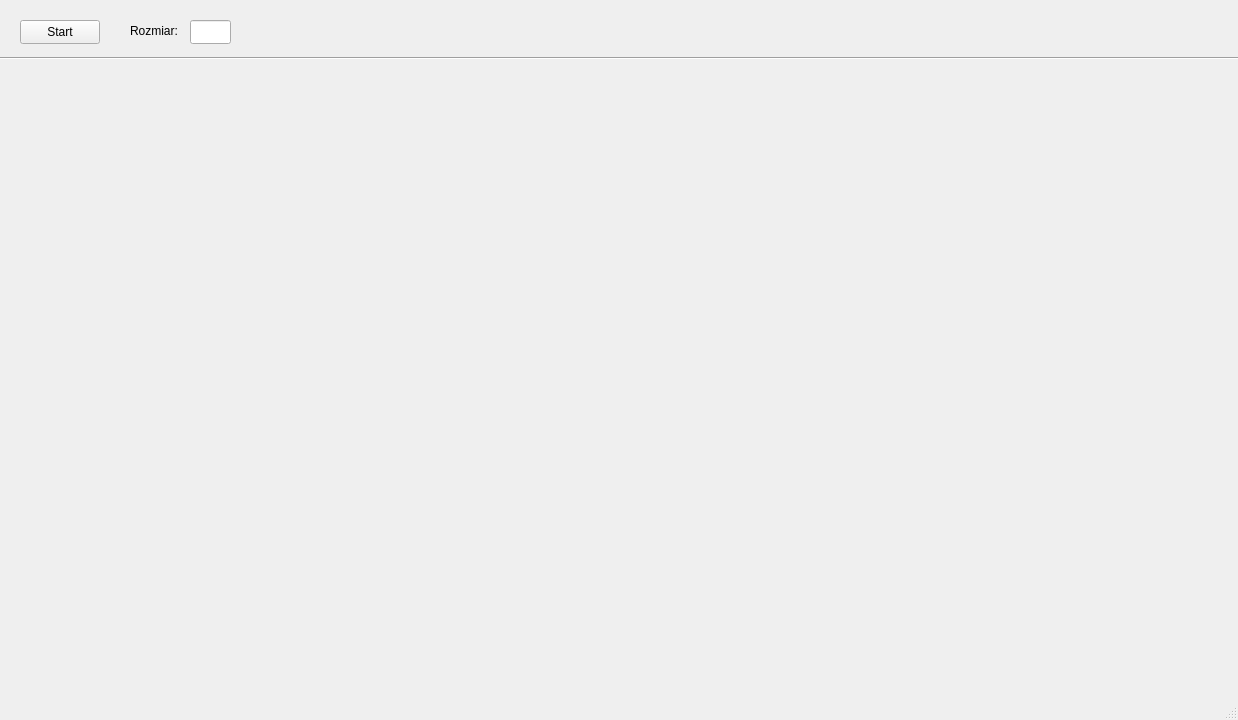
Above: PW_ZCPP/mainwindow.ui from Hooterr/ZCPP-PW before the change. Below: the same form after it.
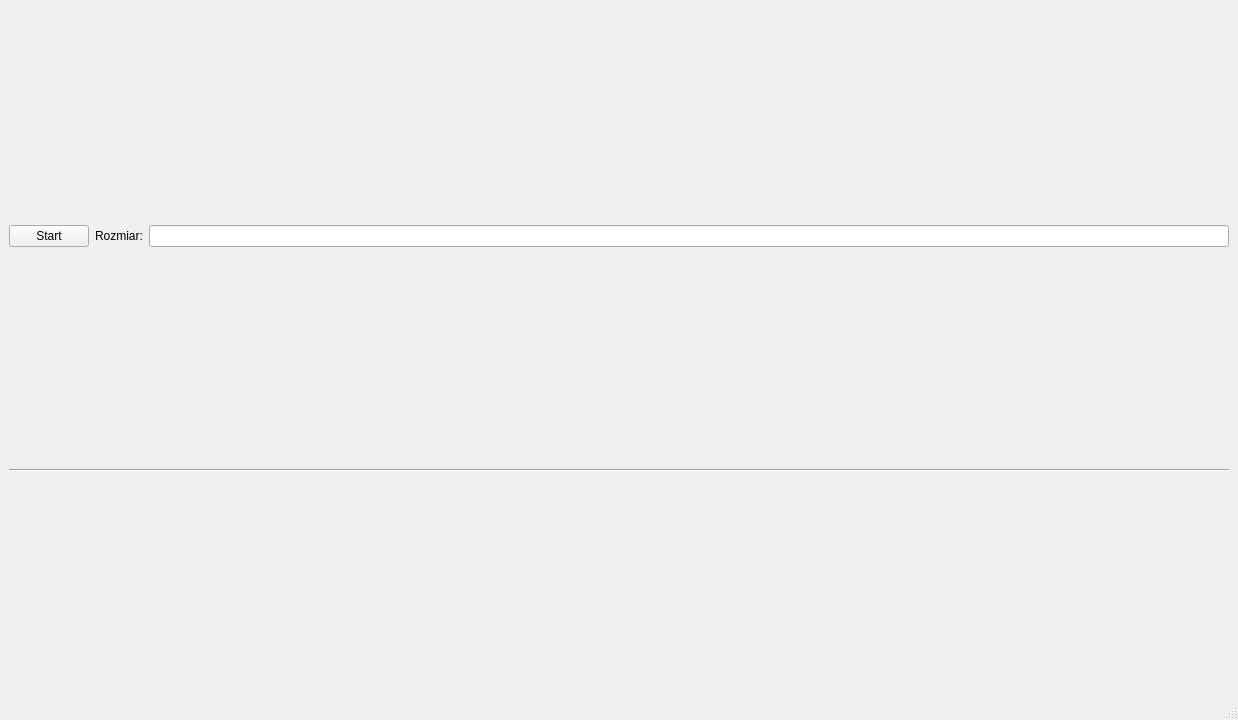
That is the form after the change.

Commit message: Fix sizing issue

What changed in the file:
```diff
--- a/PW_ZCPP/mainwindow.ui
+++ b/PW_ZCPP/mainwindow.ui
@@ -14,66 +14,39 @@
    <string>MainWindow</string>
   </property>
   <widget class="QWidget" name="centralwidget">
+   <layout class="QGridLayout" name="gridLayout">
+    <item row="0" column="0">
    <widget class="QPushButton" name="startButton">
-    <property name="geometry">
-     <rect>
-      <x>20</x>
-      <y>20</y>
-      <width>80</width>
-      <height>24</height>
-     </rect>
-    </property>
     <property name="text">
      <string>Start</string>
     </property>
    </widget>
-   <widget class="QLineEdit" name="sizerEdit">
-    <property name="geometry">
-     <rect>
-      <x>190</x>
-      <y>20</y>
-      <width>41</width>
-      <height>24</height>
-     </rect>
-    </property>
-   </widget>
+    </item>
+    <item row="0" column="1">
    <widget class="QLabel" name="label">
-    <property name="geometry">
-     <rect>
-      <x>130</x>
-      <y>20</y>
-      <width>49</width>
-      <height>21</height>
-     </rect>
-    </property>
     <property name="text">
      <string>Rozmiar:</string>
     </property>
    </widget>
+    </item>
+    <item row="0" column="2">
+     <widget class="QLineEdit" name="sizerEdit">
+      <property name="contextMenuPolicy">
+       <enum>Qt::PreventContextMenu</enum>
+      </property>
+     </widget>
+    </item>
+    <item row="1" column="0" colspan="3">
    <widget class="Line" name="line">
-    <property name="geometry">
-     <rect>
-      <x>0</x>
-      <y>50</y>
-      <width>1241</width>
-      <height>16</height>
-     </rect>
-    </property>
     <property name="orientation">
      <enum>Qt::Horizontal</enum>
     </property>
    </widget>
-   <widget class="QWidget" name="gridLayoutWidget">
-    <property name="geometry">
-     <rect>
-      <x>30</x>
-      <y>80</y>
-      <width>1151</width>
-      <height>571</height>
-     </rect>
-    </property>
-    <layout class="QGridLayout" name="mainGrid"/>
-   </widget>
+    </item>
+    <item row="2" column="0" colspan="3">
+     <layout class="QGridLayout" name="mainGrid" rowstretch="0"/>
+    </item>
+   </layout>
   </widget>
   <widget class="QMenuBar" name="menubar">
    <property name="geometry">
```
Left out of the diff: 3 changed lines with no effect on the pictures. Lines whose indentation alone changed are shown as unchanged. The commit also changes 1 other file.
